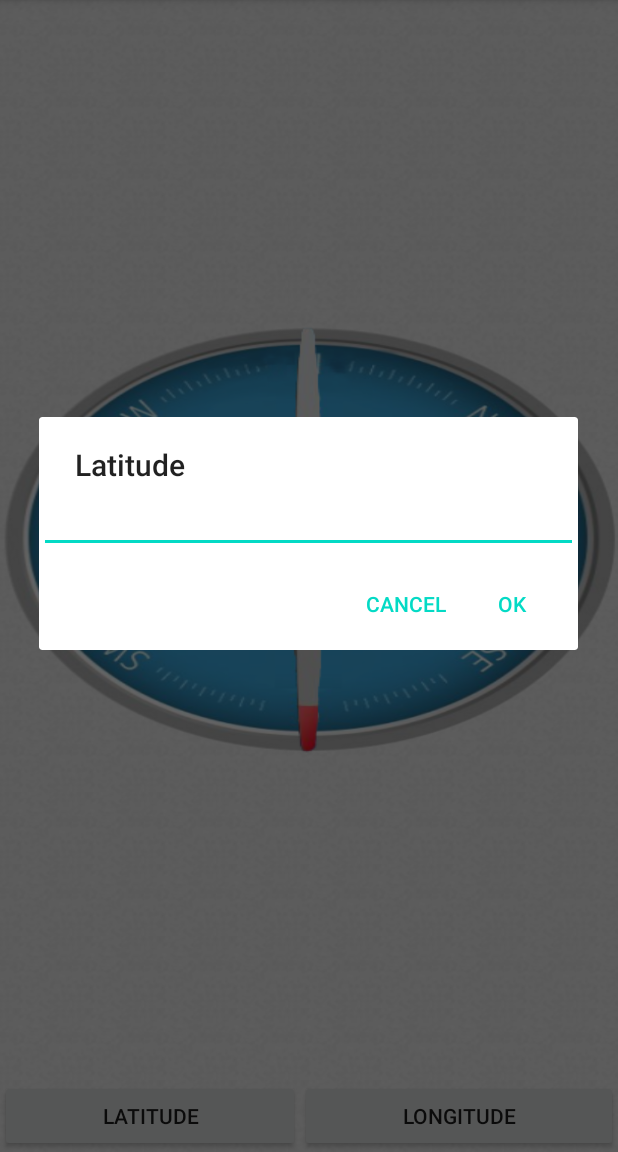
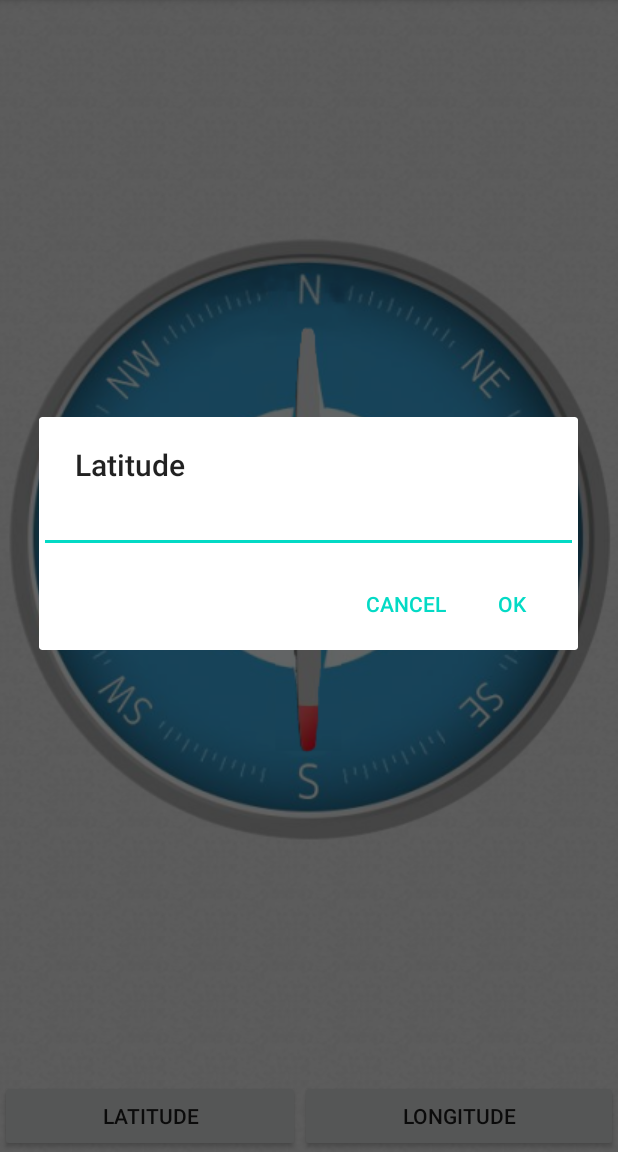
Before and after one commit to napewnoniematson/Compass, an Android app: the screen it shows after launch (MainActivity), after a tap on "LATITUDE", on a phone screen of 412 x 824 dp, the part 84-1236 px from its top. Run offline under Robolectric (Android 15) with nearby library versions, the phone set to English and light mode, and no system bars.

Commit message:
ui upgrade - plate

```diff
--- a/app/src/main/java/com/napewnoniematson/compass/view/widget/compass/DestinationPointView.kt
+++ b/app/src/main/java/com/napewnoniematson/compass/view/widget/compass/DestinationPointView.kt
@@ -49,11 +49,6 @@ class DestinationPointView(context: Context, attrs: AttributeSet) :
         )
         rotate.duration = ANIMATION_DURATION_TIME
         rotate.fillAfter = true
-//        Log.d(TAG, "Pivot x: $pivotX | y: $pivotY")
-
-//        val px = (parent as ConstraintLayout).pivotX
-//        val py = (parent as ConstraintLayout).pivotY
-//        Log.d(TAG, "Pivot parent x: $px | y: $py")
         return rotate
     }
 }
--- a/app/src/main/res/layout/activity_main.xml
+++ b/app/src/main/res/layout/activity_main.xml
@@ -10,11 +10,11 @@
 
     <com.napewnoniematson.compass.view.widget.compass.CompassView
         android:id="@+id/compassView"
-        android:layout_width="match_parent"
+        android:layout_width="wrap_content"
         android:layout_height="wrap_content"
+        android:gravity="center"
         app:layout_constraintBottom_toTopOf="@+id/linearLayout"
         app:layout_constraintEnd_toEndOf="parent"
-        app:layout_constraintHorizontal_bias="1.0"
         app:layout_constraintStart_toStartOf="parent"
         app:layout_constraintTop_toTopOf="parent" />
 
--- a/app/src/main/res/layout/compass_view.xml
+++ b/app/src/main/res/layout/compass_view.xml
@@ -2,10 +2,20 @@
 <androidx.constraintlayout.widget.ConstraintLayout
     xmlns:android="http://schemas.android.com/apk/res/android"
     xmlns:app="http://schemas.android.com/apk/res-auto"
-    android:layout_width="match_parent"
-    android:layout_height="match_parent"
-    android:background="@drawable/plate"
+    android:layout_width="wrap_content"
+    android:layout_height="wrap_content"
     android:gravity="center">
+
+    <ImageView
+        android:id="@+id/plateImage"
+        android:layout_width="wrap_content"
+        android:layout_height="wrap_content"
+        android:background="@drawable/plate"
+        android:gravity="center"
+        app:layout_constraintBottom_toBottomOf="parent"
+        app:layout_constraintEnd_toEndOf="parent"
+        app:layout_constraintStart_toStartOf="parent"
+        app:layout_constraintTop_toTopOf="parent" />
 
 
     <com.napewnoniematson.compass.view.widget.compass.DestinationPointView
```
